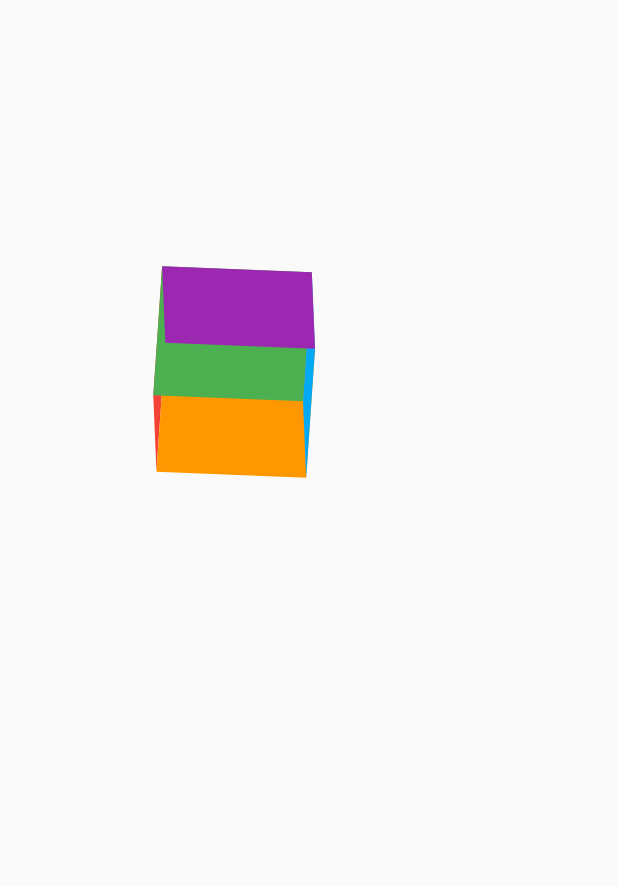
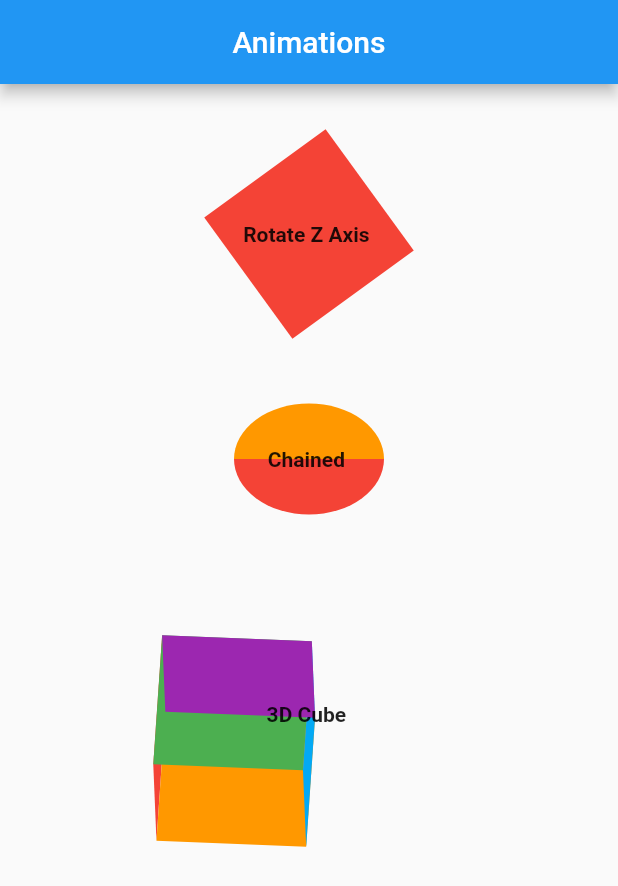
Before and after one commit to amarjeetpatidar007/animate_flutter, a Flutter app: the screen it shows after launch, on a phone screen of 412 x 824 dp. Shown: the top 886 px of the screen. Run offline on Flutter 3.47's test engine with Material 2 defaults, Android fonts, the phone set to English and light mode, and no system bars.

Commit message:
animation home view

```diff
--- a/lib/main.dart
+++ b/lib/main.dart
@@ -1,5 +1,7 @@
 import 'package:assignment/views/3d_cube_animation.dart';
 import 'package:assignment/views/chained_animation.dart';
+import 'package:assignment/views/home.dart';
+import 'package:assignment/views/rotate_animate.dart';
 import 'package:flutter/material.dart';
 
 void main() {
@@ -11,6 +13,6 @@ class MyApp extends StatelessWidget {
 
   @override
   Widget build(BuildContext context) {
-    return const MaterialApp(home: CubeAnimate());
+    return const MaterialApp(home: Expanded(child: HomePage()));
   }
 }
--- a/lib/views/3d_cube_animation.dart
+++ b/lib/views/3d_cube_animation.dart
@@ -54,18 +54,15 @@ class _CubeAnimateState extends State<CubeAnimate>
       ..reset()
       ..repeat();
 
-    return Scaffold(
-      body: SafeArea(
-          child: Column(
+    return Column(
       crossAxisAlignment: CrossAxisAlignment.center,
       children: [
         const SizedBox(
-            height: 200,
+          height: 40,
           width: double.infinity,
         ),
         AnimatedBuilder(
-            animation:
-                Listenable.merge([xController, yController, zController]),
+          animation: Listenable.merge([xController, yController, zController]),
           builder: (context, child) {
             return Transform(
               alignment: Alignment.center,
@@ -130,7 +127,6 @@ class _CubeAnimateState extends State<CubeAnimate>
           },
         ),
       ],
-      )),
     );
   }
 }
--- a/lib/views/chained_animation.dart
+++ b/lib/views/chained_animation.dart
@@ -126,15 +126,12 @@ class _ChainedAnimationState extends State<ChainedAnimation>
       ..reset()
       ..forward.delayed(const Duration(seconds: 1));
 
-    return Scaffold(
-        body: Center(
-      child: AnimatedBuilder(
+    return AnimatedBuilder(
       animation: _CounterClockAnimationcontroller,
       builder: (context, child) {
         return Transform(
           alignment: Alignment.center,
-            transform: Matrix4.identity()
-              ..rotateZ(_CounterClockanimation.value),
+          transform: Matrix4.identity()..rotateZ(_CounterClockanimation.value),
           child: Row(
             mainAxisAlignment: MainAxisAlignment.center,
             children: [
@@ -168,7 +165,7 @@ class _ChainedAnimationState extends State<ChainedAnimation>
                       child: Container(
                         width: 100,
                         height: 100,
-                          color: Colors.pink,
+                        color: Colors.orange,
                       ),
                     ),
                   );
@@ -178,7 +175,6 @@ class _ChainedAnimationState extends State<ChainedAnimation>
           ),
         );
       },
-      ),
-    ));
+    );
   }
 }
--- /dev/null
+++ b/lib/views/home.dart
@@ -0,0 +1,70 @@
+import 'package:assignment/views/3d_cube_animation.dart';
+import 'package:assignment/views/chained_animation.dart';
+import 'package:assignment/views/rotate_animate.dart';
+import 'package:flutter/material.dart';
+
+TextStyle _textStyle = const TextStyle(fontWeight: FontWeight.bold);
+
+class HomePage extends StatelessWidget {
+  const HomePage({super.key});
+
+  @override
+  Widget build(BuildContext context) {
+    return Scaffold(
+      appBar: AppBar(
+        title: const Text('Animations'),
+        // backgroundColor: Colors.blue,
+        centerTitle: true,
+      ),
+      // backgroundColor: Colors.grey,
+      body: SingleChildScrollView(
+        child: Column(
+            mainAxisAlignment: MainAxisAlignment.center,
+            crossAxisAlignment: CrossAxisAlignment.center,
+            children: [
+              const SizedBox(
+                height: 50,
+              ),
+              Stack(
+                alignment: Alignment.center,
+                children: [
+                  const RotateAnimate(),
+                  Text(
+                    'Rotate Z Axis ',
+                    style: _textStyle,
+                  ),
+                ],
+              ),
+              const SizedBox(
+                height: 50,
+                width: 10,
+              ),
+              Stack(
+                alignment: Alignment.center,
+                children: [
+                  const ChainedAnimation(),
+                  Text(
+                    'Chained ',
+                    style: _textStyle,
+                  ),
+                ],
+              ),
+              const SizedBox(
+                height: 50,
+                width: 10,
+              ),
+              Stack(
+                alignment: Alignment.center,
+                children: [
+                  const CubeAnimate(),
+                  Text(
+                    '3D Cube ',
+                    style: _textStyle,
+                  ),
+                ],
+              )
+            ]),
+      ),
+    );
+  }
+}
--- a/lib/views/rotate_animate.dart
+++ b/lib/views/rotate_animate.dart
@@ -12,7 +12,6 @@ class _RotateAnimateState extends State<RotateAnimate>
     with SingleTickerProviderStateMixin {
   late AnimationController _controller;
   late Animation<double> _animation;
-
 
   @override
   void initState() {
@@ -31,17 +30,18 @@ class _RotateAnimateState extends State<RotateAnimate>
 
   @override
   Widget build(BuildContext context) {
-    return Scaffold(
-      body: Center(
-          child: AnimatedBuilder(
+    return AnimatedBuilder(
       animation: _controller,
       builder: (context, child) {
         return Transform(
             alignment: Alignment.center,
             transform: Matrix4.identity()..rotateZ(_animation.value),
-              child: const Text('Animations'));
+            child: Container(
+              height: 100,
+              width: 100,
+              color: Colors.red,
+            ));
       },
-      )),
     );
   }
 }
```
Lines whose indentation alone changed are shown as unchanged.
